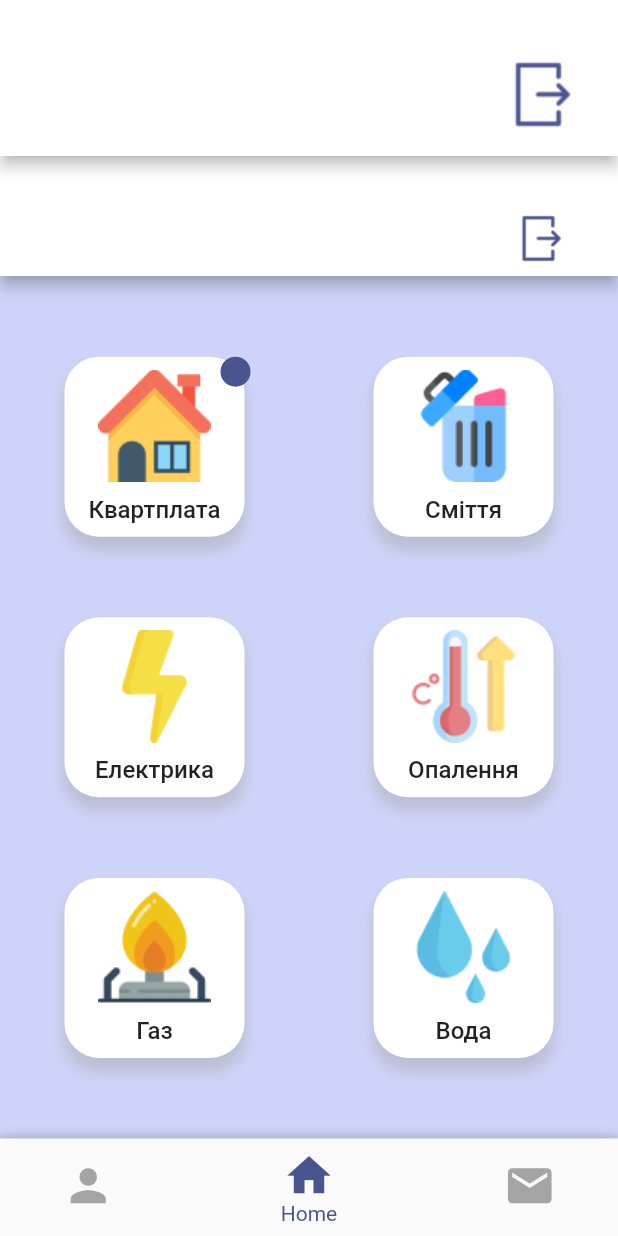
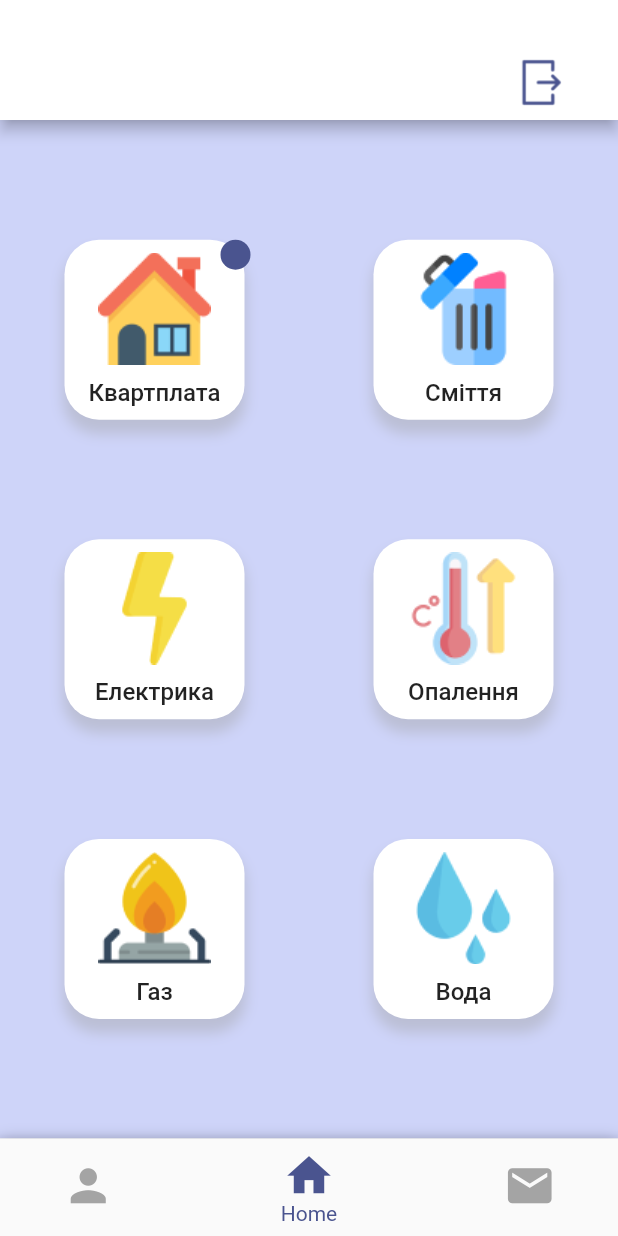
Before and after one commit to Hohrenda/UtilitiesHelper, a Flutter app: the screen it shows after launch, after a tap on "Увійти з Facebook", on a phone screen of 412 x 824 dp. Run offline on Flutter 3.47's test engine with Material 2 defaults, Android fonts, the phone set to English and light mode, and no system bars; our stand-ins replace bloc, cloud_firestore, firebase_auth, firebase_core, flutter_bloc, google_fonts and 1 more; missing offline and left inert: flutter_facebook_login, pay, pay_platform_interface; accounts and stored records are empty; network calls fail.

Commit message:
Bug fixes

```diff
--- a/lib/screens/home/home_screen.dart
+++ b/lib/screens/home/home_screen.dart
@@ -55,55 +55,6 @@ class _HomeScreenState extends State<HomeScreen> {
           ],
         ),
       ),
-      appBar: PreferredSize(
-        preferredSize: Size.fromHeight(104.0),
-        child: AppBar(
-          backgroundColor: Colors.white,
-          centerTitle: true,
-          flexibleSpace: Padding(
-            padding: const EdgeInsets.only(top: 30.0, right: 20, left: 20),
-            child: Row(
-                mainAxisAlignment: MainAxisAlignment.spaceBetween,
-                children: <Widget>[
-                  Row(
-                      mainAxisAlignment: MainAxisAlignment.spaceBetween,
-                      children: <Widget>[
-                        if (widget.currentUser.imageUrl.isNotEmpty)
-                          ClipRRect(
-                            child: Image.network(
-                              widget.currentUser.imageUrl,
-                              scale: 1.5,
-                            ),
-                            borderRadius: BorderRadius.all(Radius.circular(90)),
-                          ),
-                        Padding(
-                          padding: const EdgeInsets.only(left: 8.0),
-                          child: Text(
-                            widget.currentUser.name,
-                            style: GoogleFonts.roboto(
-                                textStyle: TextStyle(
-                                  color: Color.fromRGBO(74, 84, 143, 1.0),
-                                    fontSize: 20.0,
-                                    fontWeight: FontWeight.bold)),
-                          ),
-                        )
-                      ]),
-                  IconButton(
-                    iconSize: 50.0,
-                    icon: Image.asset(
-                      'assets/exit_icon.png',
-                      color: Color.fromRGBO(74, 84, 143, 1.0),
-                    ),
-                    onPressed: () async {
-                      await AuthCubit().googleLogOut();
-                      await NavigationUtils.toScreenRemoveUntil(context,
-                          screen: AuthScreen());
-                    },
-                  ),
-                ]),
-          ),
-        ),
-      ),
       body: tabs[currentIndex],
     );
   }
```
